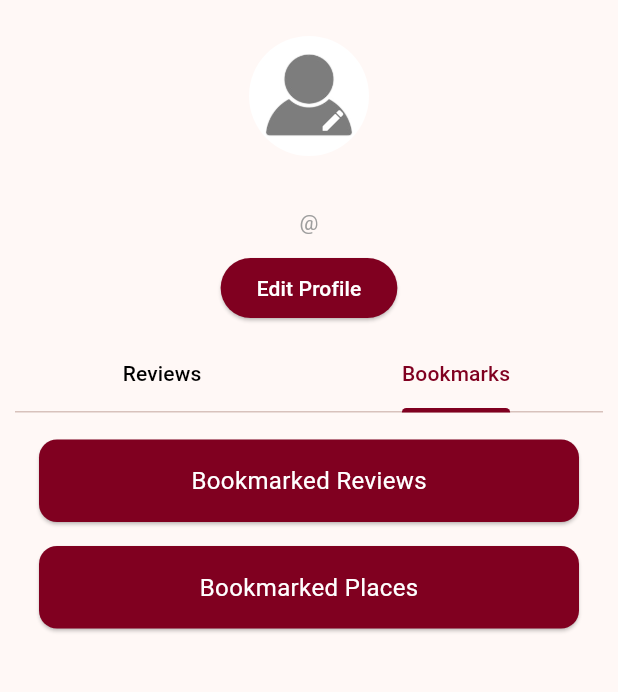
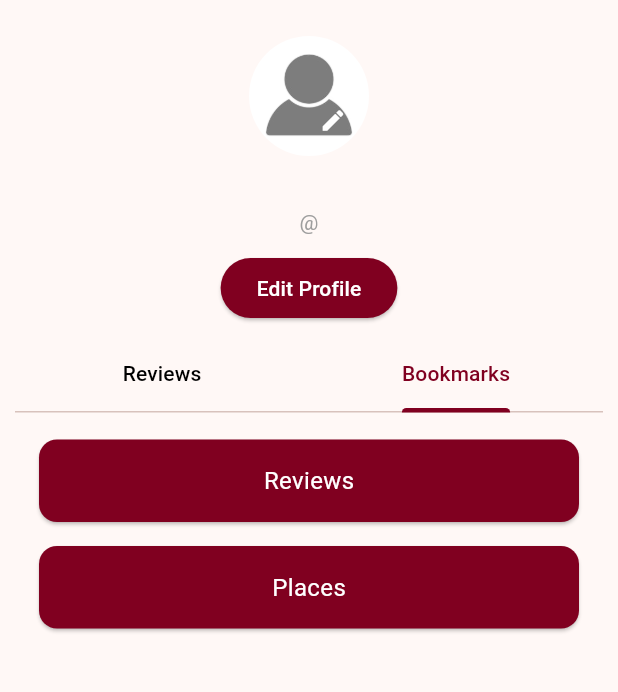
Before and after one commit to Hayaalbaker/2024-25_GP_11, a Flutter app: the ProfileScreen screen opened directly, tab 2 chosen, on a phone screen of 412 x 824 dp, the part 63-755 px from its top. Run offline on Flutter 3.47's test engine with Material 3 defaults, Android fonts, the phone set to English and light mode, and no system bars; our stand-ins replace cloud_firestore, firebase_auth, firebase_core, firebase_storage, flutter_rating_bar, image_picker and 1 more; missing offline and left inert: encrypt, info_popup, rating_summary; accounts and stored records are empty; network calls fail.

```diff
--- a/lib/bookmarks.dart
+++ b/lib/bookmarks.dart
@@ -29,7 +29,7 @@ class BookmarksScreen extends StatelessWidget {
                   padding: const EdgeInsets.all(16.0),
                   child: Center(
                     child: Text(
-                      'Bookmarked Reviews',
+                      'Reviews',
                       style: TextStyle(fontSize: 16, color: Colors.white),
                     ),
                   ),
@@ -50,7 +50,7 @@ class BookmarksScreen extends StatelessWidget {
                   padding: const EdgeInsets.all(16.0),
                   child: Center(
                     child: Text(
-                      'Bookmarked Places',
+                      'Places',
                       style: TextStyle(fontSize: 16, color: Colors.white),
                     ),
                   ),
@@ -75,7 +75,7 @@ class BookmarkedReviewsScreen extends StatelessWidget {
 
     return Scaffold(
       appBar: AppBar(
-        title: Text('Bookmarked Reviews'),
+        title: Text('Reviews'),
       ),
       body: StreamBuilder<QuerySnapshot>(
         stream: FirebaseFirestore.instance
@@ -110,7 +110,7 @@ class BookmarkedPlacesScreen extends StatelessWidget {
   Widget build(BuildContext context) {
     return Scaffold(
       appBar: AppBar(
-        title: Text('Bookmarked Places'),
+        title: Text('Places'),
       ),
       body: StreamBuilder<QuerySnapshot>(
         stream: BookmarkService.fetchBookmarks('place'),
--- a/lib/profile_screen.dart
+++ b/lib/profile_screen.dart
@@ -257,7 +257,7 @@ class _ProfileScreenState extends State<ProfileScreen>
               padding: const EdgeInsets.all(16.0),
               child: Center(
                 child: Text(
-                  'Bookmarked Reviews',
+                  'Reviews',
                   style: TextStyle(fontSize: 16, color: Colors.white),
                 ),
               ),
@@ -278,7 +278,7 @@ class _ProfileScreenState extends State<ProfileScreen>
               padding: const EdgeInsets.all(16.0),
               child: Center(
                 child: Text(
-                  'Bookmarked Places',
+                  'Places',
                   style: TextStyle(fontSize: 16, color: Colors.white),
                 ),
               ),
```
Also changed, not shown: lib/review_widget.dart (+25 -0 lines).
